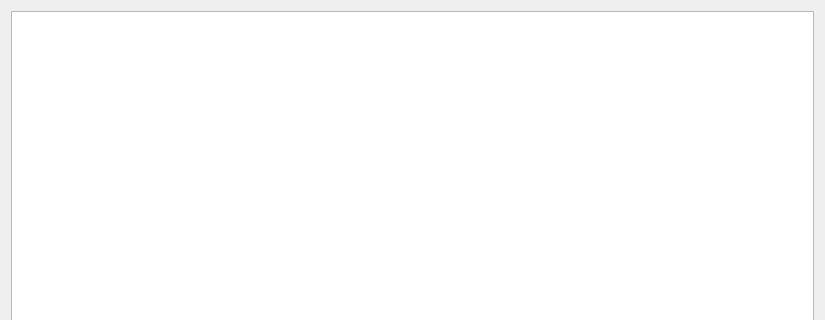
c-mellueh/SOM-Toolkit, file desiteRuleCreator/QtDesigns/GraphWindow.ui: the form before one commit; both pictures show x 0 to 825 and y 0 to 320 of the 825 by 576 pixel window.
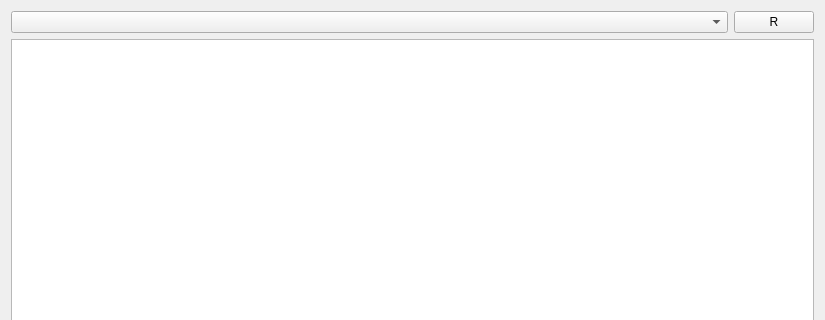
The form after the commit.

Diff of the .ui file:
```diff
--- a/desiteRuleCreator/QtDesigns/GraphWindow.ui
+++ b/desiteRuleCreator/QtDesigns/GraphWindow.ui
@@ -15,6 +15,22 @@
   </property>
   <layout class="QGridLayout" name="gridLayout">
    <item row="0" column="0">
+    <widget class="QComboBox" name="combo_box"/>
+   </item>
+   <item row="0" column="1">
+    <widget class="QPushButton" name="button_reload">
+     <property name="sizePolicy">
+      <sizepolicy hsizetype="Maximum" vsizetype="Fixed">
+       <horstretch>0</horstretch>
+       <verstretch>0</verstretch>
+      </sizepolicy>
+     </property>
+     <property name="text">
+      <string>R</string>
+     </property>
+    </widget>
+   </item>
+   <item row="1" column="0" colspan="2">
     <widget class="QGraphicsView" name="graphicsView"/>
    </item>
   </layout>
```
